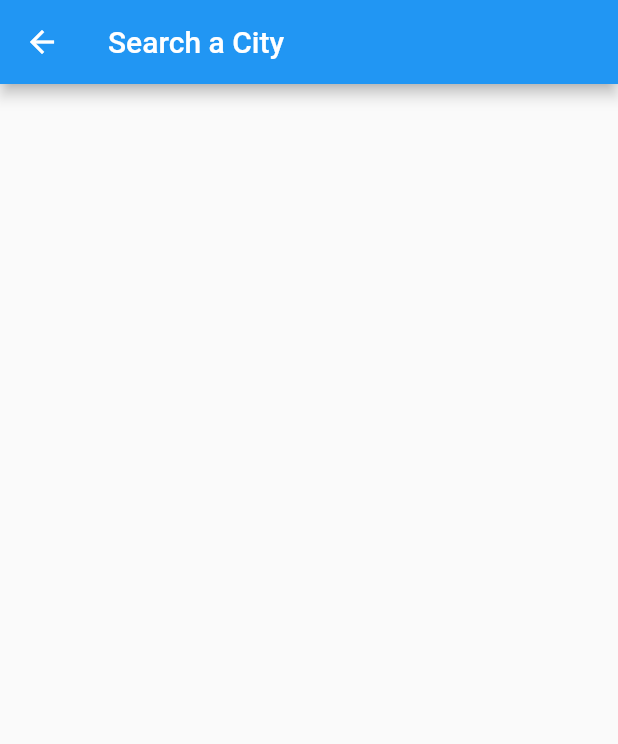
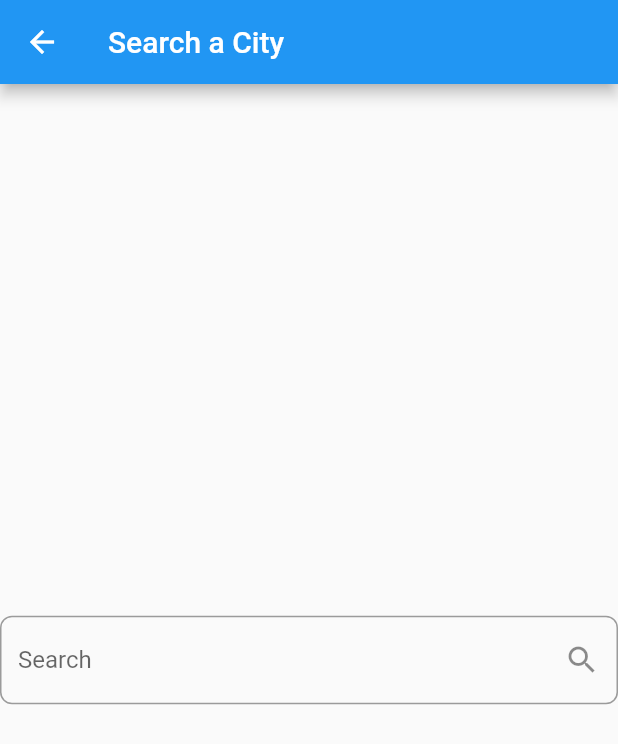
Before and after one commit to ImadDz-7/Weather-App, a Flutter app: the SearchView screen opened directly, on a phone screen of 412 x 824 dp. Shown: the top 744 px of the screen. Run offline on Flutter 3.47's test engine with Material 2 defaults, Android fonts, the phone set to English and light mode, and no system bars.

Commit message:
Adding TextField and decoration

```diff
--- a/lib/views/search_view.dart
+++ b/lib/views/search_view.dart
@@ -9,6 +9,18 @@ class SearchView extends StatelessWidget {
       appBar: AppBar(
         title: const Text('Search a City'),
       ),
+      body: Center(
+        child: TextField(
+          decoration: InputDecoration(
+            border: OutlineInputBorder(
+              borderRadius: BorderRadius.circular(8),
+            ),
+            labelText: 'Search',
+            suffixIcon: Icon(Icons.search),
+            hintText: 'Enter city name',
+          ),
+        ),
+      ),
     );
   }
 }
```
